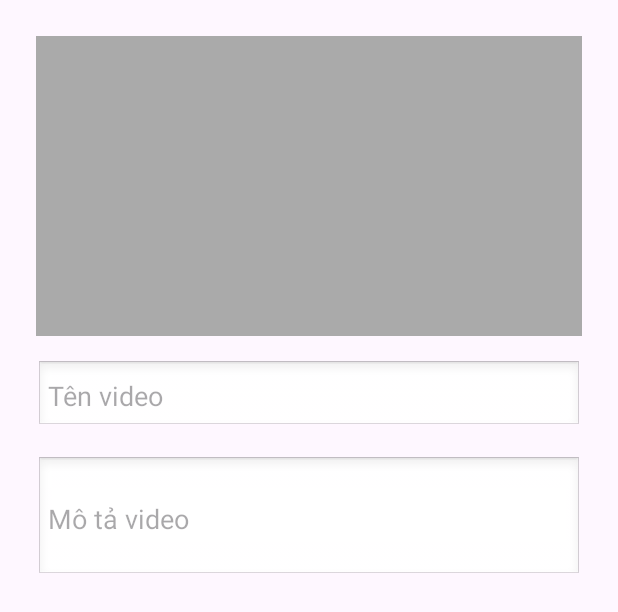
After one commit to t9tieanh/LTDD_bt11_PhamTienAnh_22110282, an Android app: the layout dialog_video_info.xml on its own in the app's theme, with its tools: preview values and no code run, on a phone screen of 412 x 824 dp. The commit adds this screen. Shown: the top 612 px of the screen. Run offline under Robolectric (Android 15) with nearby library versions, the phone set to English and light mode, and no system bars.

Commit message:
update upload video

```diff
--- /dev/null
+++ b/app/src/main/res/layout/dialog_video_info.xml
@@ -0,0 +1,43 @@
+<?xml version="1.0" encoding="utf-8"?>
+<ScrollView xmlns:android="http://schemas.android.com/apk/res/android"
+    android:layout_width="match_parent"
+    android:layout_height="wrap_content">
+
+    <LinearLayout
+        android:layout_width="match_parent"
+        android:layout_height="wrap_content"
+        android:orientation="vertical"
+        android:padding="24dp">
+
+        <!-- Ảnh thumbnail của video -->
+        <ImageView
+            android:id="@+id/ivThumbnailPreview"
+            android:layout_width="match_parent"
+            android:layout_height="200dp"
+            android:scaleType="centerCrop"
+            android:layout_marginBottom="16dp"
+            android:background="@android:color/darker_gray" />
+
+        <EditText
+            android:id="@+id/etVideoName"
+            android:layout_width="match_parent"
+            android:layout_height="wrap_content"
+            android:hint="Tên video"
+            android:inputType="textPersonName"
+            android:padding="8dp"
+            android:background="@android:drawable/edit_text" />
+
+        <EditText
+            android:id="@+id/etVideoDesc"
+            android:layout_width="match_parent"
+            android:layout_height="wrap_content"
+            android:hint="Mô tả video"
+            android:inputType="textMultiLine"
+            android:minLines="3"
+            android:maxLines="5"
+            android:padding="8dp"
+            android:layout_marginTop="16dp"
+            android:background="@android:drawable/edit_text" />
+
+    </LinearLayout>
+</ScrollView>
```
Also changed, not shown: app/src/main/java/com/example/firebase/ProfileActivity.java (+85 -11 lines), app/src/main/java/com/example/firebase/network/UploadVideoTask.java (added, +84 -0 lines), app/src/main/res/layout/activity_profile.xml (+14 -0 lines).
